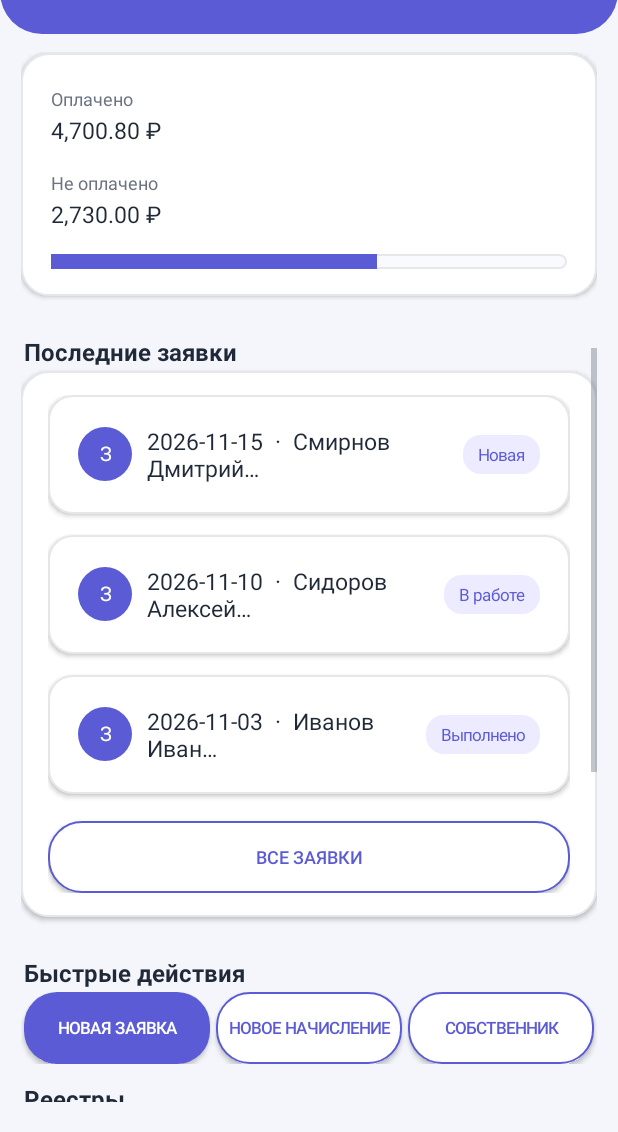
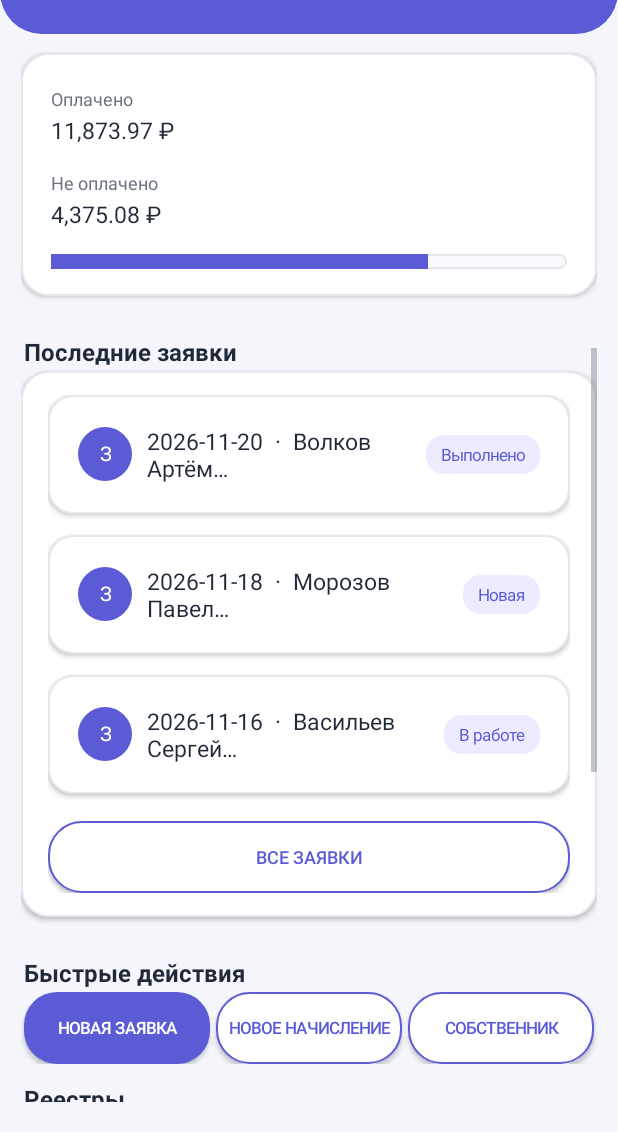
Before and after one commit to izzzzilol/ManagementCompany, an Android app: the screen it shows after launch (MainActivity), scrolled down 512 dp, on a phone screen of 412 x 824 dp, the part 104-1236 px from its top. Run offline under Robolectric (Android 15) with nearby library versions, the phone set to English and light mode, and no system bars; our stand-ins replace Room's generated code.

Commit message:
Добавлены отчёт, APK и механизмы целостности Room

```diff
--- a/app/src/main/java/com/example/managementcompany/AppDao.java
+++ b/app/src/main/java/com/example/managementcompany/AppDao.java
@@ -5,6 +5,7 @@ import androidx.room.Delete;
 import androidx.room.Insert;
 import androidx.room.Query;
 import androidx.room.RawQuery;
+import androidx.room.Transaction;
 import androidx.room.Update;
 import androidx.sqlite.db.SimpleSQLiteQuery;
 
@@ -109,4 +110,14 @@ public interface AppDao {
 
     @Query("SELECT COUNT(*) FROM Zaivki WHERE Status IN ('Новая', 'В работе')")
     int countActiveRequests();
+
+    /** Атомарная смена статуса заявки (аппарат транзакций Room). */
+    @Transaction
+    @Query("UPDATE Zaivki SET Status = :status WHERE Id = :id")
+    int setRequestStatus(long id, String status);
+
+    /** Атомарная смена статуса оплаты (аппарат транзакций Room). */
+    @Transaction
+    @Query("UPDATE Nachislenie SET PaymentStatus = :status WHERE Id = :id")
+    int setChargeStatus(long id, String status);
 }
--- a/app/src/main/java/com/example/managementcompany/AppDatabase.java
+++ b/app/src/main/java/com/example/managementcompany/AppDatabase.java
@@ -36,7 +36,13 @@ public abstract class AppDatabase extends RoomDatabase {
                                 @Override
                                 public void onCreate(SupportSQLiteDatabase db) {
                                     super.onCreate(db);
-                                    seed(db);
+                                    db.beginTransaction();
+                                    try {
+                                        seed(db);
+                                        db.setTransactionSuccessful();
+                                    } finally {
+                                        db.endTransaction();
+                                    }
                                 }
                             })
                             .build();
@@ -46,11 +52,13 @@ public abstract class AppDatabase extends RoomDatabase {
         return instance;
     }
 
+    /** Начальное заполнение: 4 дома, 12 собственников, 10 квартир, 12 начислений и т.д. */
     private static void seed(SupportSQLiteDatabase db) {
         db.execSQL("INSERT INTO Houses (Id, Address, YearBuilt, Floors, Entrances) VALUES " +
                 "(1, 'ул. Ленина, 10', 2005, 5, 2), " +
                 "(2, 'ул. Мира, 25', 2012, 9, 3), " +
-                "(3, 'пр. Победы, 7', 1998, 4, 1)");
+                "(3, 'пр. Победы, 7', 1998, 4, 1), " +
+                "(4, 'ул. Садовая, 14', 2018, 12, 4)");
 
         db.execSQL("INSERT INTO Cobstveniki " +
                 "(Id, LastName, FirstName, MiddleName, Phone, PassportSeries, PassportNumber) VALUES " +
@@ -58,13 +66,21 @@ public abstract class AppDatabase extends RoomDatabase {
                 "(2, 'Петрова', 'Мария', 'Сергеевна', '+7 900 234-56-78', '4502', '234567'), " +
                 "(3, 'Сидоров', 'Алексей', 'Павлович', '+7 900 345-67-89', '4503', '345678'), " +
                 "(4, 'Кузнецова', 'Ольга', 'Викторовна', '+7 900 456-78-90', '4504', '456789'), " +
-                "(5, 'Смирнов', 'Дмитрий', 'Андреевич', '+7 900 567-89-01', '4505', '567890')");
+                "(5, 'Смирнов', 'Дмитрий', 'Андреевич', '+7 900 567-89-01', '4505', '567890'), " +
+                "(6, 'Попова', 'Елена', 'Николаевна', '+7 900 678-90-12', '4506', '678901'), " +
+                "(7, 'Васильев', 'Сергей', 'Игоревич', '+7 900 789-01-23', '4507', '789012'), " +
+                "(8, 'Новикова', 'Анна', 'Дмитриевна', '+7 900 890-12-34', '4508', '890123'), " +
+                "(9, 'Морозов', 'Павел', 'Викторович', '+7 900 901-23-45', '4509', '901234'), " +
+                "(10, 'Фёдорова', 'Татьяна', 'Олеговна', '+7 900 012-34-56', '4510', '012345'), " +
+                "(11, 'Волков', 'Артём', 'Романович', '+7 900 111-22-33', '4511', '112233'), " +
+                "(12, 'Лебедева', 'Марина', 'Андреевна', '+7 900 222-33-44', '4512', '223344')");
 
         db.execSQL("INSERT INTO Yslygi (Id, Name, Tariff) VALUES " +
                 "(1, 'Содержание и ремонт', 35.5), " +
                 "(2, 'Вывоз ТКО', 7.2), " +
                 "(3, 'Отопление', 52.0), " +
-                "(4, 'Электроэнергия (общедомовые нужды)', 4.8)");
+                "(4, 'Электроэнергия (общедомовые нужды)', 4.8), " +
+                "(5, 'Водоснабжение (общедомовые нужды)', 12.4)");
 
         db.execSQL("INSERT INTO Kvartira " +
                 "(Id, HouseId, ApartmentNumber, EntranceNumber, Area, OwnerId) VALUES " +
@@ -72,7 +88,12 @@ public abstract class AppDatabase extends RoomDatabase {
                 "(2, 1, 25, 2, 67.8, 2), " +
                 "(3, 2, 8, 1, 45.0, 3), " +
                 "(4, 3, 41, 1, 78.5, 4), " +
-                "(5, 2, 16, 3, 52.0, 5)");
+                "(5, 2, 16, 3, 52.0, 5), " +
+                "(6, 1, 33, 2, 61.4, 6), " +
+                "(7, 4, 5, 1, 48.7, 7), " +
+                "(8, 4, 18, 2, 72.3, 8), " +
+                "(9, 3, 56, 1, 55.1, 9), " +
+                "(10, 2, 29, 2, 63.6, 10)");
 
         db.execSQL("INSERT INTO Nachislenie " +
                 "(Id, ApartmentId, ServiceId, Period, Amount, ChargeDate, PaymentStatus) VALUES " +
@@ -80,17 +101,48 @@ public abstract class AppDatabase extends RoomDatabase {
                 "(2, 1, 2, '2026-11', 390.00, '2026-11-01', 'Не оплачено'), " +
                 "(3, 2, 1, '2026-11', 2404.00, '2026-11-01', 'Оплачено'), " +
                 "(4, 3, 3, '2026-10', 2340.00, '2026-10-02', 'Не оплачено'), " +
-                "(5, 4, 4, '2026-11', 376.80, '2026-11-01', 'Оплачено')");
+                "(5, 4, 4, '2026-11', 376.80, '2026-11-01', 'Оплачено'), " +
+                "(6, 5, 1, '2026-11', 1844.00, '2026-11-01', 'Оплачено'), " +
+                "(7, 6, 2, '2026-11', 442.08, '2026-11-01', 'Не оплачено'), " +
+                "(8, 7, 3, '2026-10', 2532.40, '2026-10-02', 'Оплачено'), " +
+                "(9, 8, 5, '2026-11', 897.72, '2026-11-01', 'Не оплачено'), " +
+                "(10, 9, 1, '2026-11', 1956.05, '2026-11-01', 'Оплачено'), " +
+                "(11, 10, 4, '2026-11', 305.28, '2026-11-01', 'Не оплачено'), " +
+                "(12, 2, 5, '2026-11', 840.72, '2026-11-01', 'Оплачено')");
 
         db.execSQL("INSERT INTO Zaivki (Id, OwnerId, RequestDate, Description, Status) VALUES " +
                 "(1, 1, '2026-11-03', 'Не работает лифт', 'Выполнено'), " +
                 "(2, 3, '2026-11-10', 'Протечка в ванной', 'В работе'), " +
-                "(3, 5, '2026-11-15', 'Не горит лампа в подъезде', 'Новая')");
+                "(3, 5, '2026-11-15', 'Не горит лампа в подъезде', 'Новая'), " +
+                "(4, 7, '2026-11-16', 'Не закрывается входная дверь', 'В работе'), " +
+                "(5, 9, '2026-11-18', 'Шум в трубах отопления', 'Новая'), " +
+                "(6, 11, '2026-11-20', 'Требуется замена лампы на лестнице', 'Выполнено')");
 
         db.execSQL("INSERT INTO Rashod (Id, ExpenseItem, Amount, Date, HouseId) VALUES " +
                 "(1, 'Электричество подъездов', 1500.00, '2026-11-05', 1), " +
                 "(2, 'Вывоз мусора', 2300.00, '2026-11-06', 1), " +
                 "(3, 'Ремонт крыши', 18000.00, '2026-10-20', 2), " +
-                "(4, 'Уборка территорий', 4200.00, '2026-11-08', 3)");
+                "(4, 'Уборка территорий', 4200.00, '2026-11-08', 3), " +
+                "(5, 'Замена освещения', 3150.00, '2026-11-12', 4), " +
+                "(6, 'Обслуживание лифтов', 8700.00, '2026-11-14', 2)");
+
+        // Триггеры целостности: недопустимые значения статусов и отрицательные суммы.
+        db.execSQL("CREATE TRIGGER IF NOT EXISTS trg_zaivki_status_insert " +
+                "BEFORE INSERT ON Zaivki WHEN NEW.Status NOT IN ('Новая', 'В работе', 'Выполнено') " +
+                "BEGIN SELECT RAISE(ABORT, 'Недопустимый статус заявки'); END");
+        db.execSQL("CREATE TRIGGER IF NOT EXISTS trg_zaivki_status_update " +
+                "BEFORE UPDATE OF Status ON Zaivki " +
+                "WHEN NEW.Status NOT IN ('Новая', 'В работе', 'Выполнено') " +
+                "BEGIN SELECT RAISE(ABORT, 'Недопустимый статус заявки'); END");
+        db.execSQL("CREATE TRIGGER IF NOT EXISTS trg_nachislenie_status " +
+                "BEFORE UPDATE OF PaymentStatus ON Nachislenie " +
+                "WHEN NEW.PaymentStatus NOT IN ('Оплачено', 'Не оплачено') " +
+                "BEGIN SELECT RAISE(ABORT, 'Недопустимый статус оплаты'); END");
+        db.execSQL("CREATE TRIGGER IF NOT EXISTS trg_nachislenie_amount " +
+                "BEFORE INSERT ON Nachislenie WHEN NEW.Amount < 0 " +
+                "BEGIN SELECT RAISE(ABORT, 'Сумма начисления не может быть отрицательной'); END");
+        db.execSQL("CREATE TRIGGER IF NOT EXISTS trg_rashod_amount " +
+                "BEFORE INSERT ON Rashod WHEN NEW.Amount < 0 " +
+                "BEGIN SELECT RAISE(ABORT, 'Сумма расхода не может быть отрицательной'); END");
     }
 }
--- a/app/src/main/java/com/example/managementcompany/AppRepository.java
+++ b/app/src/main/java/com/example/managementcompany/AppRepository.java
@@ -151,6 +151,17 @@ public class AppRepository {
         }
     }
 
+    /** Смена статуса выполняется в транзакции Room. */
+    public int setStatus(TableDefinition def, long id, String column, String value) {
+        if ("zaivki".equals(def.getKey()) && "Status".equals(column)) {
+            return dao.setRequestStatus(id, value);
+        }
+        if ("nachislenie".equals(def.getKey()) && "PaymentStatus".equals(column)) {
+            return dao.setChargeStatus(id, value);
+        }
+        return update(def, id, java.util.Collections.singletonMap(column, value));
+    }
+
     /** Room живёт всё время работы приложения, поэтому закрывать его не нужно. */
     public void close() { }
 
--- a/app/src/main/java/com/example/managementcompany/DetailActivity.java
+++ b/app/src/main/java/com/example/managementcompany/DetailActivity.java
@@ -164,12 +164,7 @@ public class DetailActivity extends Activity {
     }
 
     private void setStatus(Record record, String column, String value) {
-        Map<String, String> values = new LinkedHashMap<>();
-        for (TableDefinition.Column col : def.getColumns()) {
-            values.put(col.name, record.get(col.name));
-        }
-        values.put(column, value);
-        db.update(def, recordId, values);
+        db.setStatus(def, recordId, column, value);
         Toast.makeText(this, R.string.saved, Toast.LENGTH_SHORT).show();
         render();
     }
```
Also changed, not shown: 4 other files.
